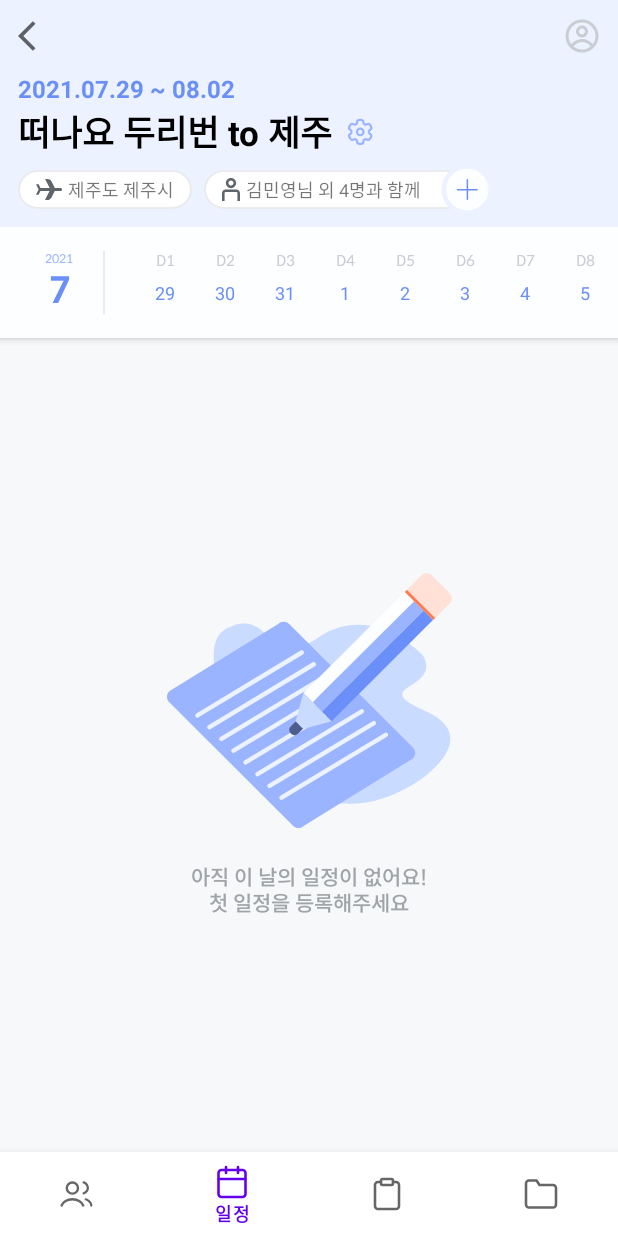
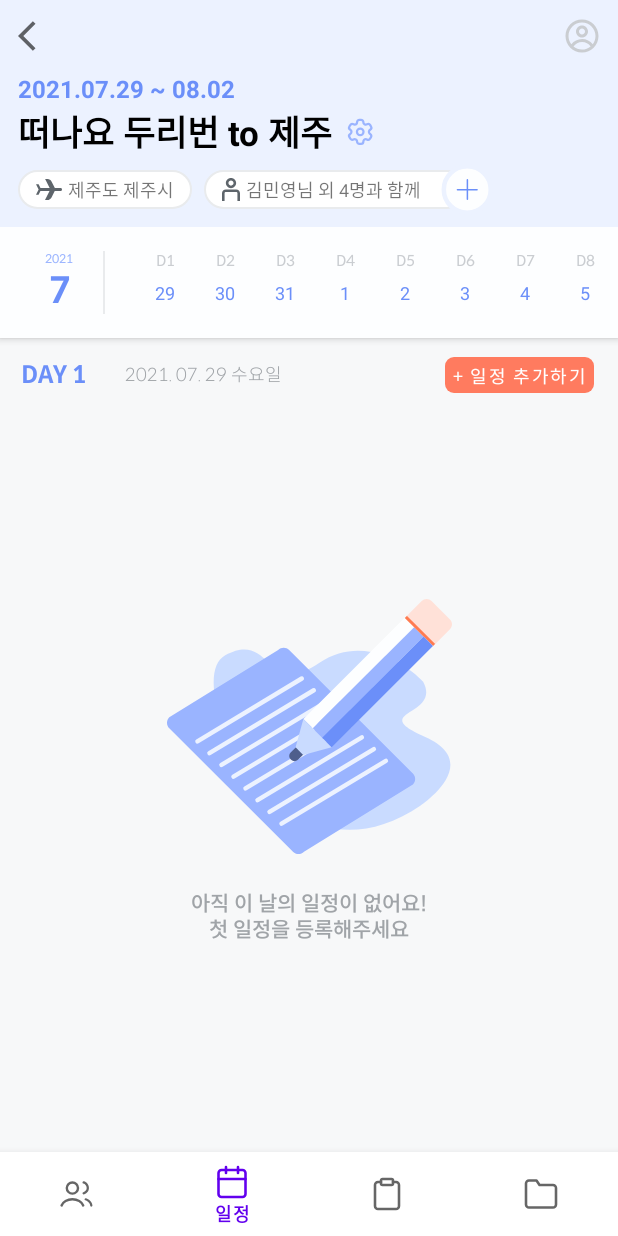
Before and after one commit to TeamDooRiBon/DooRi-Android, an Android app: the screen it shows after launch (ExistingTripActivity), item 2 of the bottom bar chosen, on a phone screen of 412 x 824 dp. Run offline under Robolectric (Android 15) with nearby library versions, the phone set to English and light mode, and no system bars; our stand-ins replace data binding.

Commit message:
[FIX] #43 - 뷰 위치 수정

```diff
--- a/app/src/main/res/layout/fragment_schedule.xml
+++ b/app/src/main/res/layout/fragment_schedule.xml
@@ -86,13 +86,55 @@
             app:layout_constraintStart_toStartOf="parent"
             app:layout_constraintTop_toBottomOf="@id/cl_calendar">
 
+            <TextView
+                android:id="@+id/tv_dday"
+                android:layout_width="wrap_content"
+                android:layout_height="wrap_content"
+                android:layout_marginStart="14sp"
+                android:layout_marginTop="14sp"
+                android:fontFamily="@font/spoqa_han_sans_neo_bold"
+                android:text="DAY 1"
+                android:textColor="@color/main_point_blue"
+                android:textSize="16sp"
+                app:layout_constraintStart_toStartOf="parent"
+                app:layout_constraintTop_toTopOf="parent"
+                tools:text="DAY 1" />
+
+            <TextView
+                android:id="@+id/tv_date"
+                android:layout_width="wrap_content"
+                android:layout_height="wrap_content"
+                android:layout_marginStart="26dp"
+                android:fontFamily="@font/spoqa_han_sans_neo_light"
+                android:text="2021. 07. 29 수요일"
+                android:textColor="@color/gray_gray_5_main"
+                android:textSize="12sp"
+                app:layout_constraintBottom_toBottomOf="@id/tv_dday"
+                app:layout_constraintStart_toEndOf="@id/tv_dday"
+                app:layout_constraintTop_toTopOf="@id/tv_dday" />
+
+            <Button
+                android:id="@+id/bt_add_schedule"
+                style="@style/RoundButton.DooRiBonOrange.RadiusSix"
+                android:layout_width="wrap_content"
+                android:layout_height="24dp"
+                android:layout_marginEnd="16dp"
+                android:fontFamily="@font/spoqa_han_sans_neo_regular"
+                android:padding="5dp"
+                android:text="@string/add_schedule"
+                android:textSize="12sp"
+                app:layout_constraintBottom_toBottomOf="@id/tv_dday"
+                app:layout_constraintEnd_toEndOf="parent"
+                app:layout_constraintTop_toTopOf="@id/tv_dday" />
+
             <androidx.recyclerview.widget.RecyclerView
                 android:id="@+id/rv_schedule_main"
                 android:layout_width="match_parent"
                 android:layout_height="0dp"
+                android:layout_marginTop="18dp"
                 app:layout_constraintEnd_toEndOf="parent"
                 app:layout_constraintStart_toStartOf="parent"
-                app:layout_constraintTop_toTopOf="parent" />
+                app:layout_constraintTop_toBottomOf="@id/tv_dday" />
 
             <ImageView
                 android:id="@+id/iv_empty_img"
@@ -102,7 +144,7 @@
                 app:layout_constraintBottom_toTopOf="@id/tv_no_schedule"
                 app:layout_constraintEnd_toEndOf="parent"
                 app:layout_constraintStart_toStartOf="parent"
-                app:layout_constraintTop_toBottomOf="@id/rv_schedule_main"
+                app:layout_constraintTop_toBottomOf="@id/tv_dday"
                 app:layout_constraintVertical_chainStyle="packed" />
 
             <TextView
```
Also changed, not shown: app/src/main/res/layout/item_date_order.xml (deleted, +0 -56 lines).
